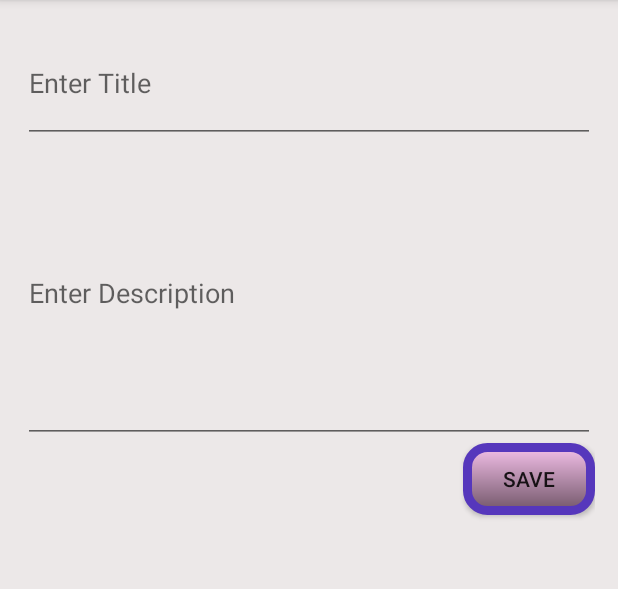
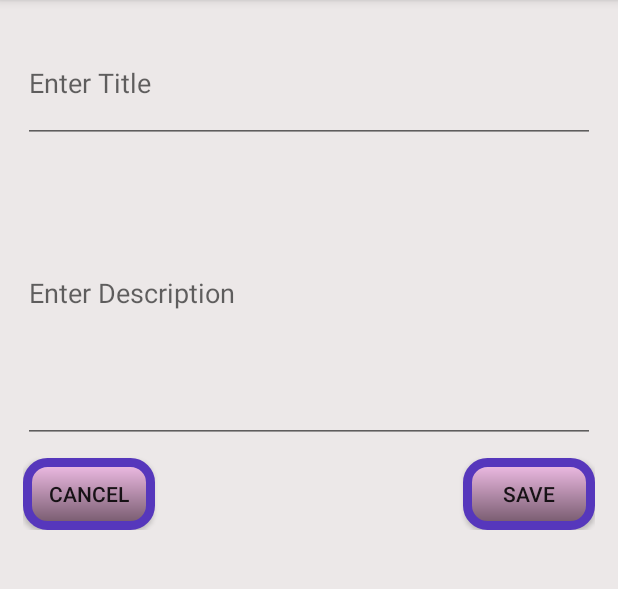
Before and after one commit to geetasree/notepad, an Android app: the fragment EntryFragment shown on its own in the app's theme, on a phone screen of 412 x 824 dp, the part 84-673 px from its top. Run offline under Robolectric (Android 15) with nearby library versions, the phone set to English and light mode, and no system bars; 4 statements that could not run were skipped.

```diff
--- a/app/src/main/res/layout/activity_start.xml
+++ b/app/src/main/res/layout/activity_start.xml
@@ -30,7 +30,8 @@
             android:layout_height="wrap_content"
             android:text="@string/btnAddNote"
             android:background="@drawable/button_border"
-            android:onClick="createNote"/>
+            android:onClick="createNote"
+            android:id="@+id/btnAdd"/>
     </LinearLayout>
 
 
--- a/app/src/main/res/layout/fragment_entry.xml
+++ b/app/src/main/res/layout/fragment_entry.xml
@@ -1,4 +1,4 @@
-<LinearLayout xmlns:android="http://schemas.android.com/apk/res/android"
+<RelativeLayout xmlns:android="http://schemas.android.com/apk/res/android"
     xmlns:tools="http://schemas.android.com/tools"
     android:layout_width="match_parent"
     android:layout_height="match_parent"
@@ -8,6 +8,12 @@
     tools:context="com.example.welcome.smartnotepad.Fragment.EntryFragment">
 
     <!-- TODO: Update blank fragment layout -->
+    <ScrollView
+        android:layout_width="match_parent"
+        android:layout_height="wrap_content">
+        <RelativeLayout
+            android:layout_width="match_parent"
+            android:layout_height="wrap_content">
     <EditText
         android:layout_width="match_parent"
         android:layout_height="80dp"
@@ -19,14 +25,29 @@
         android:layout_width="match_parent"
         android:layout_height="200dp"
         android:id="@+id/edtDescription"
+        android:layout_below="@+id/edtTitle"
         android:hint="@string/strDescription"
         android:inputType="textMultiLine|textCapSentences"/>
     <Button
         android:layout_width="wrap_content"
         android:layout_height="wrap_content"
-        android:layout_gravity="end"
+        android:layout_alignParentRight="true"
+        android:layout_marginTop="10dp"
+        android:layout_below="@+id/edtDescription"
         android:background="@drawable/button_border"
         android:id="@+id/btnSave"
         android:text="@string/btnSave"/>
+    <Button
+        android:layout_width="wrap_content"
+        android:layout_height="wrap_content"
+        android:background="@drawable/button_border"
+        android:layout_gravity="left"
+        android:layout_alignParentLeft="true"
+        android:layout_below="@+id/edtDescription"
+        android:id="@+id/btnCancel"
+        android:layout_marginTop="10dp"
+        android:text="@string/btnCancel"/>
+        </RelativeLayout>
+    </ScrollView>
 
-</LinearLayout>
+</RelativeLayout>
--- a/app/src/main/res/values/strings.xml
+++ b/app/src/main/res/values/strings.xml
@@ -8,4 +8,5 @@
     <string name="strDescription">Enter Description</string>
     <string name="btnSave">Save</string>
     <string name="mnDlt">Delete</string>
+    <string name="btnCancel">Cancel</string>
 </resources>
```
Also changed, not shown: app/src/main/java/com/example/welcome/smartnotepad/Fragment/EntryFragment.java (+17 -0 lines), app/src/main/java/com/example/welcome/smartnotepad/Fragment/ListFragment.java (+11 -1 lines), app/src/main/java/com/example/welcome/smartnotepad/StartActivity.java (+43 -3 lines).
